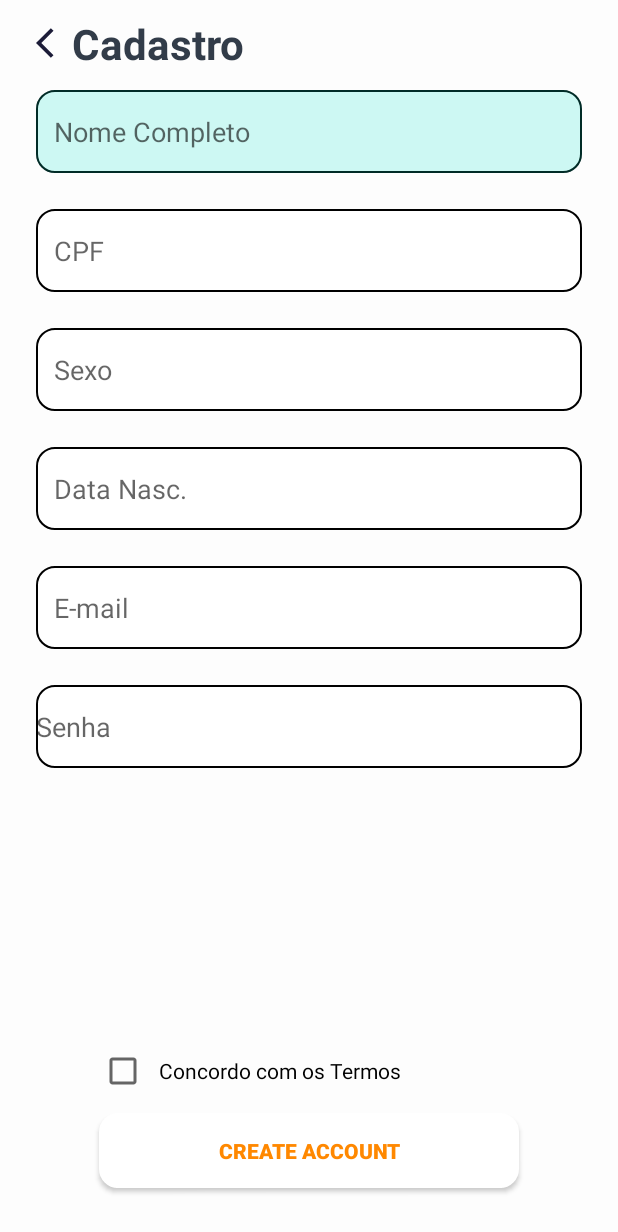
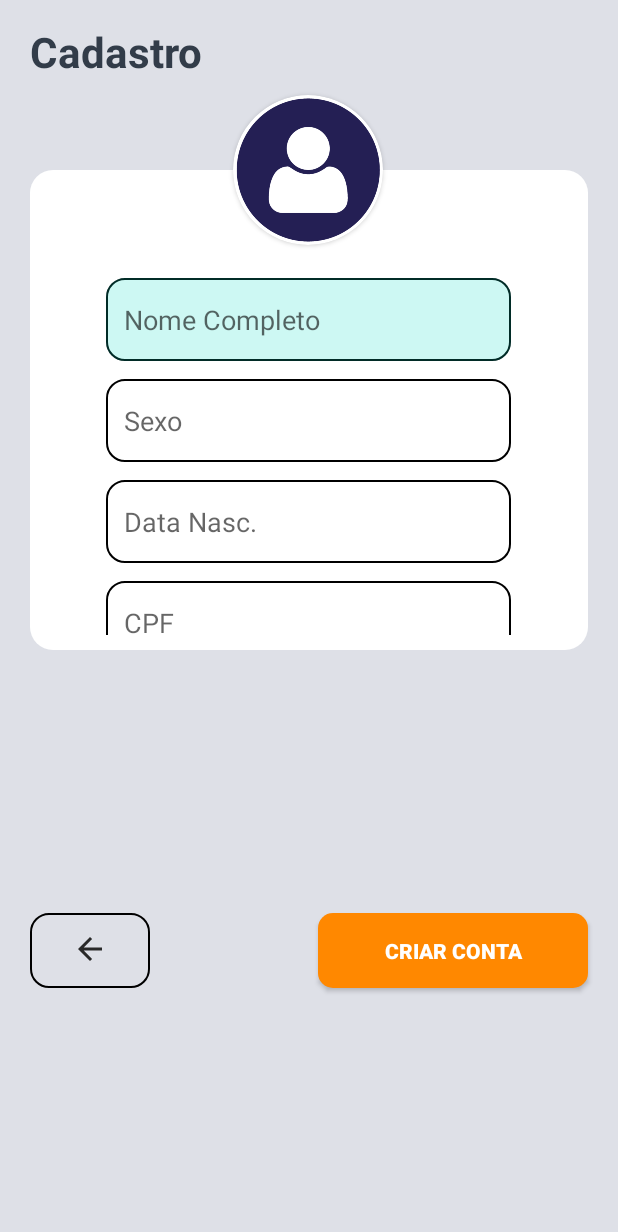
Before and after one commit to lopes-raissa/job-link-app, an Android app: the RegisterJobLinkActivity screen opened directly, with no data from a screen before it, on a phone screen of 412 x 824 dp. Shown: the top 1232 px of the screen. Run offline under Robolectric (Android 15) with nearby library versions, the phone set to English and light mode, and no system bars; libraries missing offline, so code that uses them is left out: org.jetbrains.anko.

Commit message:
Modificando Cadastro e padronizando edit_text

```diff
--- a/app/src/main/AndroidManifest.xml
+++ b/app/src/main/AndroidManifest.xml
@@ -7,10 +7,10 @@
 
     <application
         android:allowBackup="true"
-        android:icon="@mipmap/ic_launcher"
+        android:icon="@drawable/logo"
         android:label="@string/app_name"
         android:networkSecurityConfig="@xml/network_security_config"
-        android:roundIcon="@mipmap/ic_launcher_round"
+        android:roundIcon="@drawable/logo"
         android:supportsRtl="true"
         android:theme="@style/AppTheme">
 
--- /dev/null
+++ b/app/src/main/res/drawable/back_button.xml
@@ -0,0 +1,8 @@
+<?xml version="1.0" encoding="utf-8"?>
+<shape xmlns:android="http://schemas.android.com/apk/res/android">
+
+    <solid android:color="@android:color/transparent"/>
+    <corners android:radius="12dp" />
+    <stroke android:color="@android:color/black"
+        android:width="1dp"></stroke>
+</shape>
--- /dev/null
+++ b/app/src/main/res/drawable/back_icon.xml
@@ -0,0 +1,5 @@
+<vector android:height="24dp" android:tint="#292929"
+    android:viewportHeight="24" android:viewportWidth="24"
+    android:width="24dp" xmlns:android="http://schemas.android.com/apk/res/android">
+    <path android:fillColor="@android:color/white" android:pathData="M20,11H7.83l5.59,-5.59L12,4l-8,8 8,8 1.41,-1.41L7.83,13H20v-2z"/>
+</vector>
--- /dev/null
+++ b/app/src/main/res/drawable/background_oficial.xml
@@ -0,0 +1,4 @@
+<?xml version="1.0" encoding="utf-8"?>
+<shape xmlns:android="http://schemas.android.com/apk/res/android">
+    <solid android:color="#DEE0E7"/>
+</shape>
--- a/app/src/main/res/drawable/button_salvar.xml
+++ /dev/null
@@ -1,14 +0,0 @@
-<?xml version="1.0" encoding="utf-8"?>
-<ripple android:color="@color/colorAccent"
-    xmlns:android="http://schemas.android.com/apk/res/android">
-
-    <item android:id="@+id/mascar_canto_arredondado">
-
-        <shape android:shape="rectangle">
-            <solid android:color="@android:color/holo_orange_dark"/>
-            <corners android:radius="12dp" />
-        </shape>
-
-    </item>
-
-</ripple>
--- /dev/null
+++ b/app/src/main/res/drawable/container_components.xml
@@ -0,0 +1,6 @@
+<?xml version="1.0" encoding="utf-8"?>
+<shape xmlns:android="http://schemas.android.com/apk/res/android">
+
+    <solid android:color="@android:color/white"/>
+    <corners android:radius="15dp"/>
+</shape>
--- a/app/src/main/res/drawable/ic_baseline_arrow_back_ios_24.xml
+++ /dev/null
@@ -1,5 +0,0 @@
-<vector android:height="24dp" android:tint="#1C1C38"
-    android:viewportHeight="24" android:viewportWidth="24"
-    android:width="24dp" xmlns:android="http://schemas.android.com/apk/res/android">
-    <path android:fillColor="@android:color/white" android:pathData="M11.67,3.87L9.9,2.1 0,12l9.9,9.9 1.77,-1.77L3.54,12z"/>
-</vector>
--- a/app/src/main/res/drawable/ic_baseline_check_circle_24.xml
+++ /dev/null
@@ -1,10 +0,0 @@
-<vector xmlns:android="http://schemas.android.com/apk/res/android"
-    android:width="24dp"
-    android:height="24dp"
-    android:viewportWidth="24"
-    android:viewportHeight="24"
-    android:tint="?attr/colorControlNormal">
-  <path
-      android:fillColor="@android:color/white"
-      android:pathData="M12,2C6.48,2 2,6.48 2,12s4.48,10 10,10 10,-4.48 10,-10S17.52,2 12,2zM10,17l-5,-5 1.41,-1.41L10,14.17l7.59,-7.59L19,8l-9,9z"/>
-</vector>
--- a/app/src/main/res/drawable/ic_baseline_verified_user_24.xml
+++ /dev/null
@@ -1,5 +0,0 @@
-<vector android:height="18dp" android:tint="#5D7C45"
-    android:viewportHeight="24" android:viewportWidth="24"
-    android:width="18dp" xmlns:android="http://schemas.android.com/apk/res/android">
-    <path android:fillColor="@android:color/white" android:pathData="M12,1L3,5v6c0,5.55 3.84,10.74 9,12 5.16,-1.26 9,-6.45 9,-12L21,5l-9,-4zM10,17l-4,-4 1.41,-1.41L10,14.17l6.59,-6.59L18,9l-8,8z"/>
-</vector>
--- a/app/src/main/res/layout/activity_forms.xml
+++ b/app/src/main/res/layout/activity_forms.xml
@@ -118,7 +118,6 @@
         android:layout_height="50dp"
         android:layout_marginTop="500dp"
         android:layout_marginLeft="190dp"
-        android:background="@drawable/button_salvar"
         android:text="SALVAR"
         android:textStyle="bold"/>
 
--- a/app/src/main/res/layout/activity_main.xml
+++ b/app/src/main/res/layout/activity_main.xml
@@ -14,7 +14,7 @@
        android:layout_marginLeft="28dp"
        android:layout_marginTop="14dp"
        android:text="@string/login"
-       android:textColor="#323C49"
+       android:textColor="@color/color_titles"
        android:textSize="28sp"
        android:textStyle="bold"
        app:layout_constraintLeft_toLeftOf="parent"
--- a/app/src/main/res/layout/activity_register_job_link.xml
+++ b/app/src/main/res/layout/activity_register_job_link.xml
@@ -4,136 +4,153 @@
     xmlns:tools="http://schemas.android.com/tools"
     android:layout_width="match_parent"
     android:layout_height="match_parent"
-    android:background="@drawable/background_redondo"
+    android:background="@drawable/background_oficial"
     android:orientation="vertical">
-
 
     <TextView
         android:id="@+id/cadastro"
         android:layout_width="wrap_content"
         android:layout_height="wrap_content"
-        android:layout_marginTop="10dp"
-        android:drawableLeft="@drawable/ic_baseline_arrow_back_ios_24"
+        android:layout_marginStart="20dp"
+        android:layout_marginTop="15dp"
         android:text="@string/register"
-        android:textColor="#323C49"
+        android:textColor="@color/color_titles"
         android:textSize="28dp"
         android:textStyle="bold"
-        app:layout_constraintStart_toStartOf="@+id/edit_text_name"
+        app:layout_constraintStart_toStartOf="parent"
         app:layout_constraintTop_toTopOf="parent" />
+
+
+    <androidx.cardview.widget.CardView
+        android:id="@+id/cardView"
+        android:layout_width="100dp"
+        android:layout_height="wrap_content"
+        android:layout_marginTop="10dp"
+        app:cardCornerRadius="50dp"
+        app:layout_constraintEnd_toEndOf="parent"
+        app:layout_constraintHorizontal_bias="0.498"
+        app:layout_constraintStart_toStartOf="parent"
+        app:layout_constraintTop_toBottomOf="@+id/cadastro">
+
+        <ImageView
+            android:id="@+id/image_view_cadastro"
+            android:layout_width="100dp"
+            android:layout_height="100dp"
+            android:layout_below="@+id/cadastro"
+            android:layout_centerHorizontal="true"
+            android:background="@drawable/perfil" />
+
+    </androidx.cardview.widget.CardView>
+
+
+    <View
+        android:id="@+id/container_register"
+        style="@style/ContainerComponents"
+        android:layout_marginStart="20dp"
+        android:layout_marginTop="50dp"
+        android:layout_marginEnd="20dp"
+        android:background="@drawable/container_components"
+        app:layout_constraintEnd_toEndOf="parent"
+        app:layout_constraintStart_toStartOf="parent"
+        app:layout_constraintTop_toTopOf="@+id/cardView" />
+
+
+    <ScrollView
+        android:id="@+id/scrollView_register"
+        android:layout_width="0dp"
+        android:layout_height="260dp"
+        android:paddingBottom="10dp"
+        app:layout_constraintBottom_toBottomOf="@+id/container_register"
+        app:layout_constraintEnd_toEndOf="@+id/container_register"
+        app:layout_constraintHorizontal_bias="1.0"
+        app:layout_constraintStart_toStartOf="@+id/container_register"
+        app:layout_constraintTop_toBottomOf="@+id/cardView"
+        app:layout_constraintVertical_bias="1.0">
+
+        <LinearLayout
+            android:layout_width="match_parent"
+            android:layout_height="wrap_content"
+            android:gravity="center"
+            android:orientation="vertical">
 
             <EditText
                 android:id="@+id/edit_text_name"
-        android:layout_width="0dp"
-        android:layout_height="55dp"
-        android:layout_marginStart="24dp"
-        android:layout_marginTop="12dp"
-        android:layout_marginEnd="24dp"
-        android:background="@drawable/botao_register"
-        android:hint="@string/name"
-        android:padding="12dp"
-        app:layout_constraintEnd_toEndOf="parent"
-        app:layout_constraintHorizontal_bias="0.0"
-        app:layout_constraintStart_toStartOf="parent"
-        app:layout_constraintTop_toBottomOf="@+id/cadastro" />
+                style="@style/edit_text_scrollView"
+                android:hint="@string/name" />
 
             <EditText
                 android:id="@+id/edit_text_sexo"
-        android:layout_width="0dp"
-        android:layout_height="55dp"
-        android:layout_marginStart="24dp"
-        android:layout_marginTop="24dp"
-        android:layout_marginEnd="24dp"
+                style="@style/edit_text_scrollView"
                 android:background="@drawable/botao_register"
-        android:hint="@string/sexo"
-        android:padding="12dp"
-        app:layout_constraintEnd_toEndOf="parent"
-        app:layout_constraintHorizontal_bias="0.0"
-        app:layout_constraintStart_toStartOf="parent"
-        app:layout_constraintTop_toBottomOf="@+id/edit_text_cpf" />
+                android:hint="@string/sexo"/>
+
 
             <EditText
                 android:id="@+id/edit_text_nascimento"
-        android:layout_width="0dp"
-        android:layout_height="55dp"
-        android:layout_marginStart="24dp"
-        android:layout_marginTop="24dp"
-        android:layout_marginEnd="24dp"
-        android:background="@drawable/botao_register"
+                style="@style/edit_text_scrollView"
                 android:hint="@string/data_nasc"
-        android:padding="12dp"
-        app:layout_constraintEnd_toEndOf="parent"
-        app:layout_constraintHorizontal_bias="1.0"
-        app:layout_constraintStart_toStartOf="parent"
-        app:layout_constraintTop_toBottomOf="@+id/edit_text_sexo" />
+                android:inputType="date" />
+
+            <EditText
+                android:id="@+id/edit_text_cpf"
+                style="@style/edit_text_scrollView"
+                android:hint="@string/cpf"
+                android:inputType="number" />
 
             <EditText
                 android:id="@+id/edit_text_email_register"
-        android:layout_width="0dp"
-        android:layout_height="55dp"
-        android:layout_marginStart="24dp"
-        android:layout_marginTop="24dp"
-        android:layout_marginEnd="24dp"
-        android:background="@drawable/botao_register"
-        android:hint="@string/email_register"
-        android:padding="12dp"
-        app:layout_constraintEnd_toEndOf="parent"
-        app:layout_constraintHorizontal_bias="0.0"
-        app:layout_constraintStart_toStartOf="parent"
-        app:layout_constraintTop_toBottomOf="@+id/edit_text_nascimento" />
+                style="@style/edit_text_scrollView"
+                android:hint="@string/email_register" />
+
 
             <EditText
-        android:id="@+id/edit_text_cpf"
-        android:layout_width="0dp"
-        android:layout_height="55dp"
-        android:layout_marginStart="24dp"
-        android:layout_marginTop="24dp"
-        android:layout_marginEnd="24dp"
-        android:background="@drawable/botao_register"
-        android:hint="@string/cpf"
-        android:padding="12dp"
-        app:layout_constraintEnd_toEndOf="parent"
-        app:layout_constraintHorizontal_bias="0.0"
-        app:layout_constraintStart_toStartOf="parent"
-        app:layout_constraintTop_toBottomOf="@+id/edit_text_name" />
+                android:id="@+id/edit_text_senha_register"
+                style="@style/edit_text_scrollView"
+                android:layout_marginBottom="20dp"
+                android:hint="@string/senha_register"
+                android:inputType="textPassword" />
 
-    <CheckBox
-        android:id="@+id/checkBox"
-        android:layout_width="wrap_content"
-        android:layout_height="wrap_content"
-        android:layout_marginBottom="12dp"
-        android:paddingStart="8dp"
-        android:text="Concordo com os Termos"
-        app:layout_constraintBottom_toTopOf="@+id/button_criar_conta"
-        app:layout_constraintStart_toStartOf="@+id/button_criar_conta" />
+        </LinearLayout>
+    </ScrollView>
+
+<!--    <CheckBox-->
+<!--        android:id="@+id/checkBox"-->
+<!--        android:layout_width="wrap_content"-->
+<!--        android:layout_height="wrap_content"-->
+<!--        android:layout_marginTop="16dp"-->
+<!--        android:layout_marginBottom="16dp"-->
+<!--        android:paddingStart="8dp"-->
+<!--        android:text="Concordo com os Termos"-->
+<!--        app:layout_constraintBottom_toTopOf="@+id/button_criar_conta"-->
+<!--        app:layout_constraintEnd_toEndOf="parent"-->
+<!--        app:layout_constraintStart_toStartOf="parent"-->
+<!--        app:layout_constraintTop_toBottomOf="@+id/container_register" />-->
+
+    <Button
+        android:id="@+id/button_back"
+        android:layout_width="80dp"
+        android:layout_height="50dp"
+        android:background="@drawable/back_button"
+        android:drawableTop="@drawable/back_icon"
+        android:drawableTintMode="src_atop"
+        android:paddingTop="12dp"
+        app:layout_constraintBottom_toBottomOf="@+id/button_criar_conta"
+        app:layout_constraintStart_toStartOf="@+id/scrollView_register" />
 
     <Button
         android:id="@+id/button_criar_conta"
-        android:layout_width="280dp"
+        android:layout_width="180dp"
         android:layout_height="50dp"
-        android:layout_marginBottom="32dp"
-        android:background="@drawable/create_account"
-        android:text="Create Account"
-        android:textColor="@android:color/holo_orange_dark"
+        android:layout_below="@+id/checkBox"
+        android:layout_marginTop="25dp"
+        android:layout_marginEnd="20dp"
+        android:layout_marginBottom="16dp"
+        android:background="@drawable/button_rounded_login"
+        android:text="@string/criarconta"
+        android:textColor="@android:color/white"
         android:textStyle="bold"
         app:layout_constraintBottom_toBottomOf="parent"
         app:layout_constraintEnd_toEndOf="parent"
-        app:layout_constraintStart_toStartOf="parent" />
-
-    <EditText
-        android:id="@+id/edit_text_senha_register"
-        android:layout_width="0dp"
-        android:layout_height="55dp"
-        android:layout_marginStart="24dp"
-        android:layout_marginTop="24dp"
-        android:layout_marginEnd="24dp"
-        android:background="@drawable/botao_register"
-        android:ems="10"
-        android:hint="Senha"
-        android:inputType="textPassword"
-        app:layout_constraintEnd_toEndOf="parent"
-        app:layout_constraintHorizontal_bias="0.0"
-        app:layout_constraintStart_toStartOf="parent"
-        app:layout_constraintTop_toBottomOf="@+id/edit_text_email_register" />
-
+        app:layout_constraintTop_toBottomOf="@+id/container_register" />
 
 </androidx.constraintlayout.widget.ConstraintLayout>
--- a/app/src/main/res/values/colors.xml
+++ b/app/src/main/res/values/colors.xml
@@ -5,4 +5,5 @@
     <color name="colorAccent">#03DAC5</color>
 
     <color name="colorBiometria">#EDF1FE</color>
+    <color name="color_titles">#323C49</color>
 </resources>
--- a/app/src/main/res/values/strings.xml
+++ b/app/src/main/res/values/strings.xml
@@ -6,9 +6,9 @@
     <string name="entrar">Entrar</string>
     <string name="biometria">Biometria</string>
     <string name="esqueceu">Esqueceu sua senha ?</string>
-    <string name="criarconta">Create Your Account</string>
-    <string name="wecolme">Bem-Vindo</string>
+    <string name="criarconta">Criar Conta</string>
     <string name="register">Cadastro</string>string>
+
     <string name="name">Nome Completo</string>string>
     <string name="sexo">Sexo</string>string>
     <string name="data_nasc">Data Nasc.</string>string>
--- a/app/src/main/res/values/styles.xml
+++ b/app/src/main/res/values/styles.xml
@@ -7,6 +7,27 @@
         <item name="colorAccent">@color/colorAccent</item>
     </style>
 
+    <style name="edit_text">
+        <item name="android:padding">12dp</item>
+        <item name="android:layout_height">55dp</item>
+        <item name="android:background">@drawable/botao_register</item>
+    </style>
+
+    <style name="edit_text_scrollView">
+        <item name="android:padding">12dp</item>
+        <item name="android:layout_width">270dp</item>
+        <item name="android:layout_height">55dp</item>
+        <item name="android:layout_marginTop">12dp</item>
+        <item name="android:layout_marginEnd">12dp</item>
+        <item name="android:layout_marginStart">12dp</item>
+        <item name="android:background">@drawable/botao_register</item>
+    </style>
+
+    <style name="ContainerComponents">
+        <item name="android:layout_width">match_parent</item>
+        <item name="android:layout_height">320dp</item>
+    </style>
+
     <style name="Theme.AppCompat.NoActionBar">
         <item name="windowActionBar">false</item>
         <item name="windowNoTitle">true</item>
```
Also changed, not shown: app/src/main/res/drawable/perfil.png (added), app/src/main/res/drawable/splash.png (deleted). Lines whose indentation alone changed are shown as unchanged.
